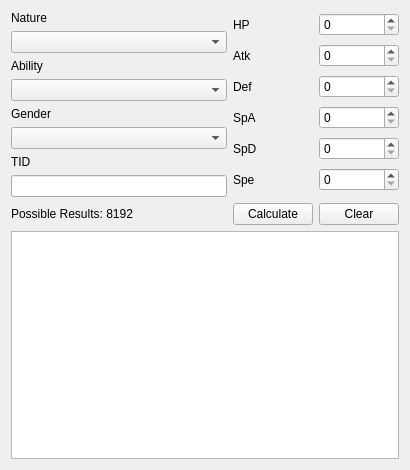
This is Forms/Gen4/ChainedSID.ui in Admiral-Fish/PokeFinder as Qt 5 draws it before an edit. The edited form follows.
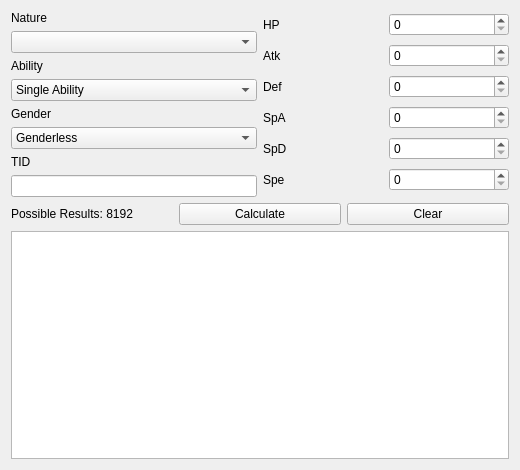
This is the edited form. Custom widgets are drawn as their Qt base class.

Commit message: Chained Shiny to SID

The edit to the form file:
```diff
--- a/Forms/Gen4/ChainedSID.ui
+++ b/Forms/Gen4/ChainedSID.ui
@@ -6,19 +6,19 @@
    <rect>
     <x>0</x>
     <y>0</y>
-    <width>410</width>
+    <width>520</width>
     <height>470</height>
    </rect>
   </property>
   <property name="minimumSize">
    <size>
-    <width>410</width>
+    <width>520</width>
     <height>470</height>
    </size>
   </property>
   <property name="maximumSize">
    <size>
-    <width>410</width>
+    <width>520</width>
     <height>470</height>
    </size>
   </property>
@@ -34,7 +34,14 @@
     </widget>
    </item>
    <item row="1" column="0">
-    <widget class="QComboBox" name="comboBoxNature"/>
+    <widget class="QComboBox" name="comboBoxNature">
+     <property name="sizePolicy">
+      <sizepolicy hsizetype="Preferred" vsizetype="Fixed">
+       <horstretch>0</horstretch>
+       <verstretch>0</verstretch>
+      </sizepolicy>
+     </property>
+    </widget>
    </item>
    <item row="2" column="0">
     <widget class="QLabel" name="labelAbility">
@@ -44,7 +51,29 @@
     </widget>
    </item>
    <item row="3" column="0">
-    <widget class="QComboBox" name="comboBoxAbility"/>
+    <widget class="QComboBox" name="comboBoxAbility">
+     <property name="sizePolicy">
+      <sizepolicy hsizetype="Preferred" vsizetype="Fixed">
+       <horstretch>0</horstretch>
+       <verstretch>0</verstretch>
+      </sizepolicy>
+     </property>
+     <item>
+      <property name="text">
+       <string>Single Ability</string>
+      </property>
+     </item>
+     <item>
+      <property name="text">
+       <string>Ability 0</string>
+      </property>
+     </item>
+     <item>
+      <property name="text">
+       <string>Ability 1</string>
+      </property>
+     </item>
+    </widget>
    </item>
    <item row="4" column="0">
     <widget class="QLabel" name="labelGender">
@@ -54,7 +83,69 @@
     </widget>
    </item>
    <item row="5" column="0">
-    <widget class="QComboBox" name="comboBoxGender"/>
+    <widget class="QComboBox" name="comboBoxGender">
+     <property name="sizePolicy">
+      <sizepolicy hsizetype="Preferred" vsizetype="Fixed">
+       <horstretch>0</horstretch>
+       <verstretch>0</verstretch>
+      </sizepolicy>
+     </property>
+     <item>
+      <property name="text">
+       <string>Genderless</string>
+      </property>
+     </item>
+     <item>
+      <property name="text">
+       <string>♂ (50% ♂ / 50% ♀)</string>
+      </property>
+     </item>
+     <item>
+      <property name="text">
+       <string>♀ (50% ♂ / 50% ♀)</string>
+      </property>
+     </item>
+     <item>
+      <property name="text">
+       <string>♂ (25% ♂ / 75% ♀)</string>
+      </property>
+     </item>
+     <item>
+      <property name="text">
+       <string>♀ (25% ♂ / 75% ♀)</string>
+      </property>
+     </item>
+     <item>
+      <property name="text">
+       <string>♂ (75% ♂ / 25% ♀)</string>
+      </property>
+     </item>
+     <item>
+      <property name="text">
+       <string>♀ (75% ♂ / 25% ♀)</string>
+      </property>
+     </item>
+     <item>
+      <property name="text">
+       <string>♂ (87.5% ♂ / 12.5% ♀)</string>
+      </property>
+     </item>
+     <item>
+      <property name="text">
+       <string>♀ (87.5% ♂ / 12.5% ♀)</string>
+      </property>
+     </item>
+     <item>
+      <property name="text">
+       <string>100% ♂</string>
+      </property>
+     </item>
+     <item>
+      <property name="text">
+       <string>100% ♀</string>
+      </property>
+     </item>
+    </widget>
    </item>
    <item row="6" column="0">
     <widget class="QLabel" name="labelTID">
@@ -64,39 +155,50 @@
     </widget>
    </item>
    <item row="7" column="0">
-    <widget class="TextBox" name="textBoxTID"/>
-   </item>
-   <item row="8" column="0">
-    <widget class="QLabel" name="labelPossibleResults">
+    <widget class="TextBox" name="textBoxTID">
      <property name="sizePolicy">
-      <sizepolicy hsizetype="Preferred" vsizetype="Preferred">
+      <sizepolicy hsizetype="Preferred" vsizetype="Fixed">
        <horstretch>0</horstretch>
        <verstretch>0</verstretch>
       </sizepolicy>
      </property>
-     <property name="text">
-      <string>Possible Results: 8192</string>
-     </property>
     </widget>
    </item>
-   <item row="8" column="1">
-    <widget class="QPushButton" name="pushButtonCalculate">
-     <property name="text">
-      <string>Calculate</string>
-     </property>
-    </widget>
+   <item row="8" column="0" colspan="2">
+    <layout class="QHBoxLayout" name="horizontalLayout">
+     <item>
+      <widget class="QLabel" name="labelPossibleResults">
+       <property name="sizePolicy">
+        <sizepolicy hsizetype="Preferred" vsizetype="Preferred">
+         <horstretch>0</horstretch>
+         <verstretch>0</verstretch>
+        </sizepolicy>
+       </property>
+       <property name="text">
+        <string>Possible Results: 8192</string>
+       </property>
+      </widget>
+     </item>
+     <item>
+      <widget class="QPushButton" name="pushButtonCalculate">
+       <property name="text">
+        <string>Calculate</string>
+       </property>
+      </widget>
+     </item>
+     <item>
+      <widget class="QPushButton" name="pushButtonClear">
+       <property name="text">
+        <string>Clear</string>
+       </property>
+      </widget>
+     </item>
+    </layout>
    </item>
-   <item row="8" column="2">
-    <widget class="QPushButton" name="pushButtonClear">
-     <property name="text">
-      <string>Clear</string>
-     </property>
-    </widget>
-   </item>
-   <item row="9" column="0" colspan="3">
+   <item row="9" column="0" colspan="2">
     <widget class="QTableView" name="tableView"/>
    </item>
-   <item row="0" column="1" rowspan="8" colspan="2">
+   <item row="0" column="1" rowspan="8">
     <layout class="QGridLayout" name="gridLayout">
      <item row="0" column="0">
       <widget class="QLabel" name="labelHP">
@@ -106,7 +208,14 @@
       </widget>
      </item>
      <item row="0" column="1">
-      <widget class="QSpinBox" name="spinBoxHP"/>
+      <widget class="QSpinBox" name="spinBoxHP">
+       <property name="sizePolicy">
+        <sizepolicy hsizetype="Preferred" vsizetype="Fixed">
+         <horstretch>0</horstretch>
+         <verstretch>0</verstretch>
+        </sizepolicy>
+       </property>
+      </widget>
      </item>
      <item row="1" column="0">
       <widget class="QLabel" name="labelAtk">
@@ -116,7 +225,14 @@
       </widget>
      </item>
      <item row="1" column="1">
-      <widget class="QSpinBox" name="spinBoxAtk"/>
+      <widget class="QSpinBox" name="spinBoxAtk">
+       <property name="sizePolicy">
+        <sizepolicy hsizetype="Preferred" vsizetype="Fixed">
+         <horstretch>0</horstretch>
+         <verstretch>0</verstretch>
+        </sizepolicy>
+       </property>
+      </widget>
      </item>
      <item row="2" column="0">
       <widget class="QLabel" name="labelDef">
@@ -126,7 +242,14 @@
       </widget>
      </item>
      <item row="2" column="1">
-      <widget class="QSpinBox" name="spinBoxDef"/>
+      <widget class="QSpinBox" name="spinBoxDef">
+       <property name="sizePolicy">
+        <sizepolicy hsizetype="Preferred" vsizetype="Fixed">
+         <horstretch>0</horstretch>
+         <verstretch>0</verstretch>
+        </sizepolicy>
+       </property>
+      </widget>
      </item>
      <item row="3" column="0">
       <widget class="QLabel" name="labelSpA">
@@ -136,7 +259,14 @@
       </widget>
      </item>
      <item row="3" column="1">
-      <widget class="QSpinBox" name="spinBoxSpA"/>
+      <widget class="QSpinBox" name="spinBoxSpA">
+       <property name="sizePolicy">
+        <sizepolicy hsizetype="Preferred" vsizetype="Fixed">
+         <horstretch>0</horstretch>
+         <verstretch>0</verstretch>
+        </sizepolicy>
+       </property>
+      </widget>
      </item>
      <item row="4" column="0">
       <widget class="QLabel" name="labelSpD">
@@ -146,7 +276,14 @@
       </widget>
      </item>
      <item row="4" column="1">
-      <widget class="QSpinBox" name="spinBoxSpD"/>
+      <widget class="QSpinBox" name="spinBoxSpD">
+       <property name="sizePolicy">
+        <sizepolicy hsizetype="Preferred" vsizetype="Fixed">
+         <horstretch>0</horstretch>
+         <verstretch>0</verstretch>
+        </sizepolicy>
+       </property>
+      </widget>
      </item>
      <item row="5" column="0">
       <widget class="QLabel" name="labelSpe">
@@ -156,7 +293,14 @@
       </widget>
      </item>
      <item row="5" column="1">
-      <widget class="QSpinBox" name="spinBoxSpe"/>
+      <widget class="QSpinBox" name="spinBoxSpe">
+       <property name="sizePolicy">
+        <sizepolicy hsizetype="Preferred" vsizetype="Fixed">
+         <horstretch>0</horstretch>
+         <verstretch>0</verstretch>
+        </sizepolicy>
+       </property>
+      </widget>
      </item>
     </layout>
    </item>
```
Left out of the diff: 15 changed lines with no effect on the pictures. The commit also changes 7 other files.
